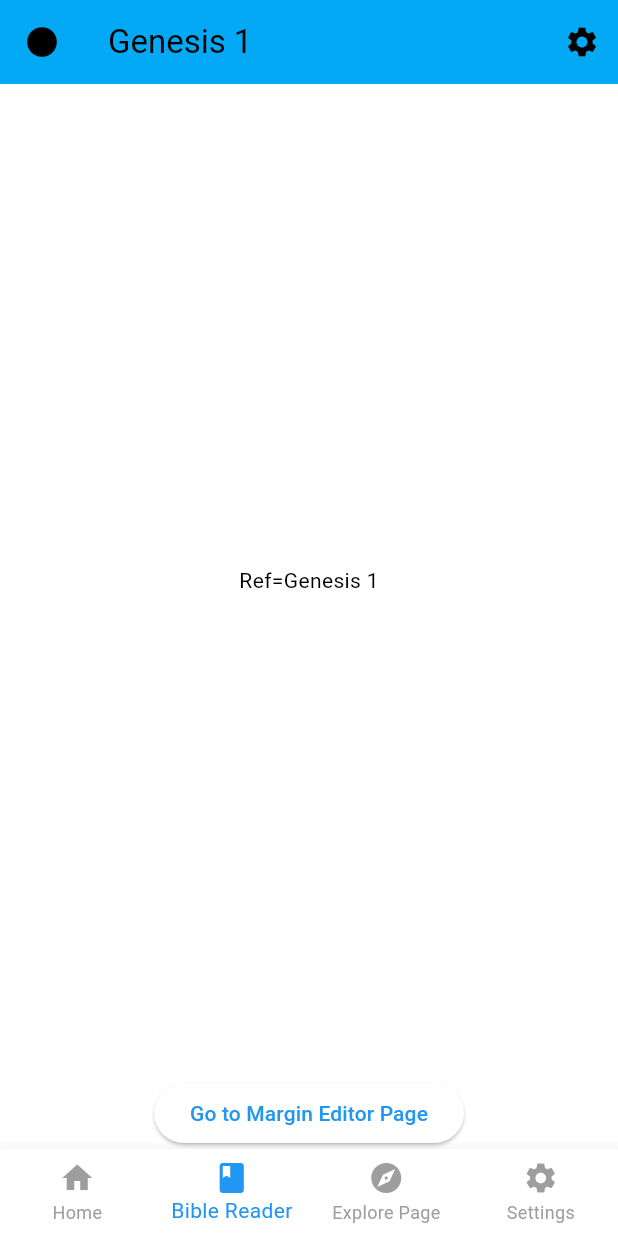
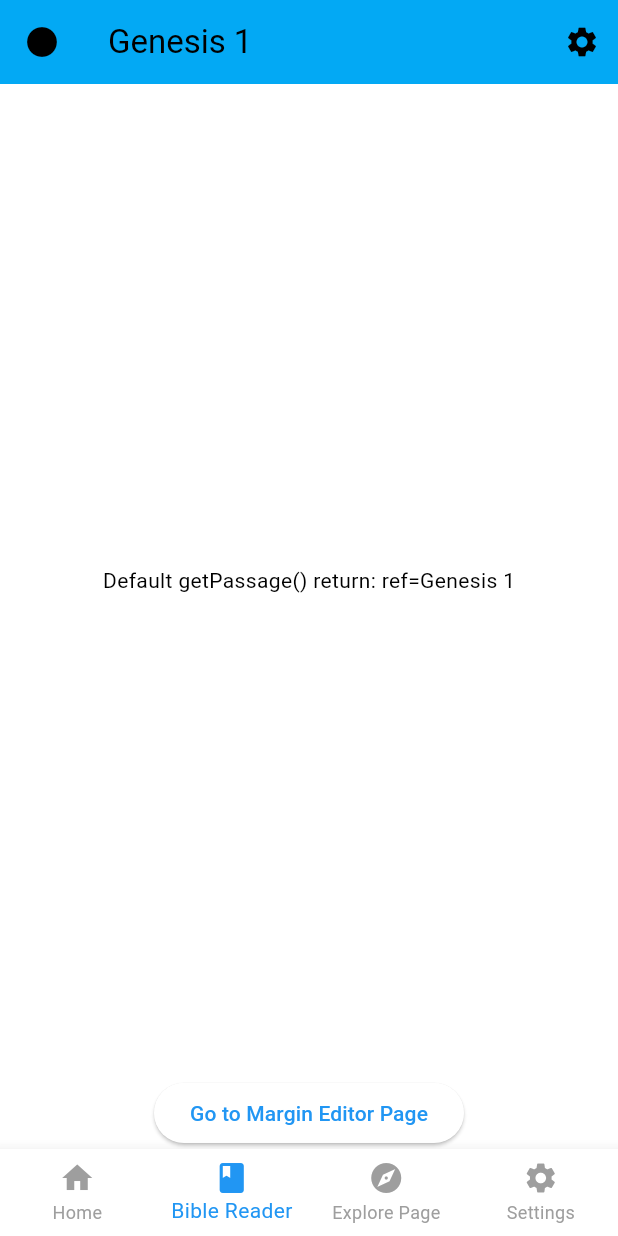
Before and after one commit to BereanBible/BereanBibleFlutter, a Flutter app: the screen it shows after launch, swiped to page 2, on a phone screen of 412 x 824 dp. Run offline on Flutter 3.47's test engine with Material 3 defaults, Android fonts, the phone set to English and light mode, and no system bars; our stand-ins replace responsive_builder.

Commit message:
Created getPassage() function with default return
- Created a getPassage(BibleReference) function in its own file
- Defined getPassage() initially to return a default value
- Utilized getPassage() in BibleReaderContent widget

```diff
--- /dev/null
+++ b/berean_bible_app/lib/getPassage.dart
@@ -0,0 +1,5 @@
+import 'package:berean_bible_app/BibleReference.dart';
+
+String getPassage(BibleReference ref) {
+  return ("Default getPassage() return: ref=" + ref.toString());
+}
--- a/berean_bible_app/lib/widgets/bibleReaderWidgets/BibleReaderContent.dart
+++ b/berean_bible_app/lib/widgets/bibleReaderWidgets/BibleReaderContent.dart
@@ -2,6 +2,7 @@ import 'package:flutter/material.dart';
 import 'package:provider/provider.dart';
 import 'package:berean_bible_app/BibleReference.dart';
 import 'package:berean_bible_app/main.dart';
+import 'package:berean_bible_app/getPassage.dart';
 
 class BibleReaderContent extends StatefulWidget {
   @override
@@ -16,7 +17,7 @@ class _BibleReaderContentState extends State<BibleReaderContent> {
     reference = Provider.of<MyAppState>(context, listen: false).getReaderRef();
     return Scaffold(
       body: Center(
-        child: Text("Ref=" + reference.book() + " " + reference.chapter.toString()),
+        child: Text(getPassage(reference)),
       ),
     );
   }
```
